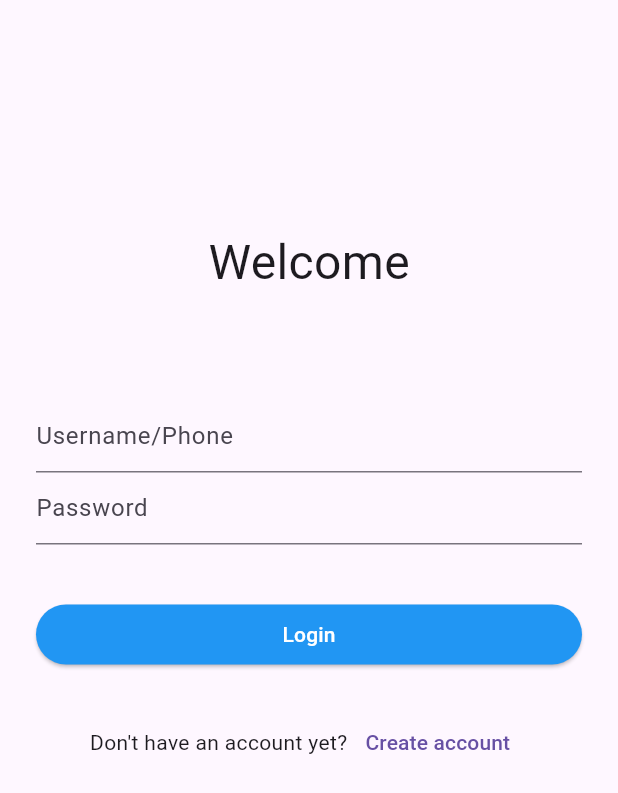
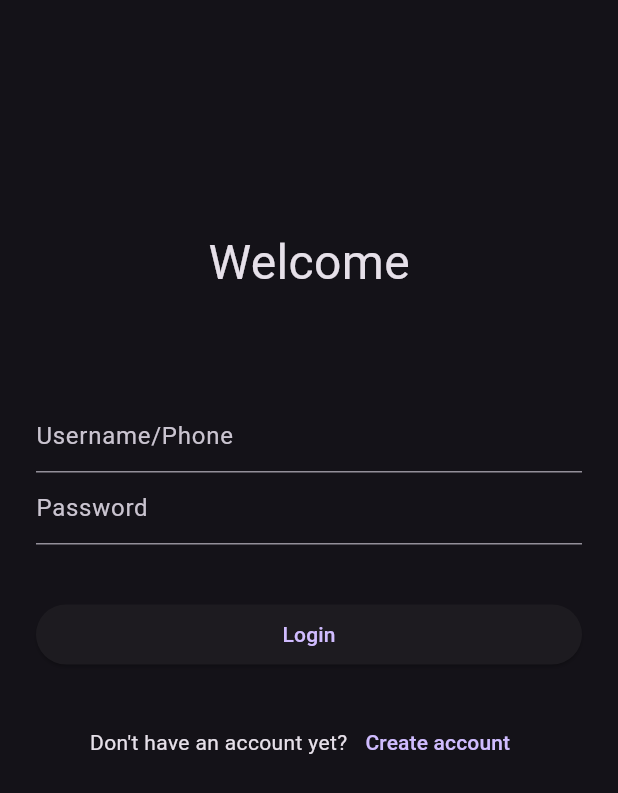
Before and after one commit to Neuxtron/silance, a Flutter app: the screen it shows after launch, on a phone screen of 412 x 824 dp. Shown: the top 793 px of the screen. Run offline on Flutter 3.47's test engine with Material 3 defaults, Android fonts, the phone set to English and light mode, and no system bars; our stand-ins replace dio, flutter_bloc, flutter_dotenv, go_router.

Commit message:
style: Default to dark theme

```diff
--- a/silance_flutter/lib/features/authentication/presentation/pages/login_page.dart
+++ b/silance_flutter/lib/features/authentication/presentation/pages/login_page.dart
@@ -64,10 +64,6 @@ class LoginPage extends StatelessWidget {
                     width: .infinity,
                     child: ElevatedButton(
                       onPressed: loading ? null : () => cubit.submit(),
-                      style: ElevatedButton.styleFrom(
-                        backgroundColor: Colors.blue,
-                        foregroundColor: Colors.white,
-                      ),
                       child: const Text('Login'),
                     ),
                   );
--- a/silance_flutter/lib/features/authentication/presentation/pages/register_page.dart
+++ b/silance_flutter/lib/features/authentication/presentation/pages/register_page.dart
@@ -7,7 +7,6 @@ class RegisterPage extends StatelessWidget {
   @override
   Widget build(BuildContext context) {
     return Scaffold(
-      backgroundColor: Colors.black,
       body: Center(
         child: TextButton(
           onPressed: () => context.pop(),
--- a/silance_flutter/lib/main.dart
+++ b/silance_flutter/lib/main.dart
@@ -16,6 +16,7 @@ class SilanceApp extends StatelessWidget {
     return MaterialApp.router(
       title: 'Silance',
       debugShowCheckedModeBanner: false,
+      theme: ThemeData.dark(),
       routerConfig: AppRouter.router,
     );
   }
```
